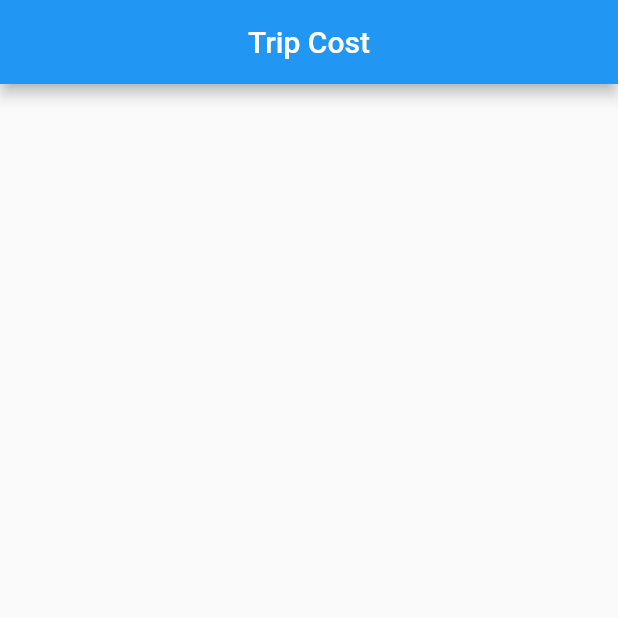
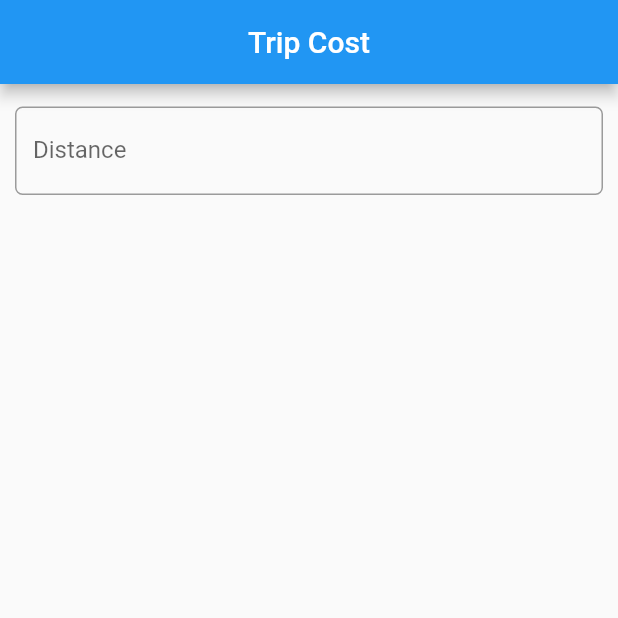
Before and after one commit to devahmedsaleh/trip_cost, a Flutter app: the screen it shows after launch, on a phone screen of 412 x 824 dp, the top half of it. Run offline on Flutter 3.47's test engine with Material 2 defaults, Android fonts, the phone set to English and light mode, and no system bars.

Commit message:
add distance input field

```diff
--- a/lib/main.dart
+++ b/lib/main.dart
@@ -20,7 +20,42 @@ class TripCostApp extends StatelessWidget {
           title: Text('Trip Cost'),
           centerTitle: true,
         ),
+        body: TripForm(),
       ),
     );
   }
 }
+
+class TripForm extends StatefulWidget {
+  @override
+  _TripFormState createState() => _TripFormState();
+}
+
+class _TripFormState extends State<TripForm> {
+  var distanceCtrl = TextEditingController();
+
+  @override
+  Widget build(BuildContext context) {
+    return Padding(
+      padding: const EdgeInsets.all(AppTheme.padding),
+      child: Column(
+        children: <Widget>[
+          Padding(
+            padding: const EdgeInsets.symmetric(vertical: AppTheme.padding / 2),
+            child: TextField(
+              controller: distanceCtrl,
+              keyboardType: TextInputType.number,
+              decoration: InputDecoration(
+                labelText: 'Distance',
+                hintText: 'e.g. 124',
+                border: OutlineInputBorder(
+                  borderRadius: BorderRadius.circular(5),
+                ),
+              ),
+            ),
+          ),
+        ],
+      ),
+    );
+  }
+}
```
